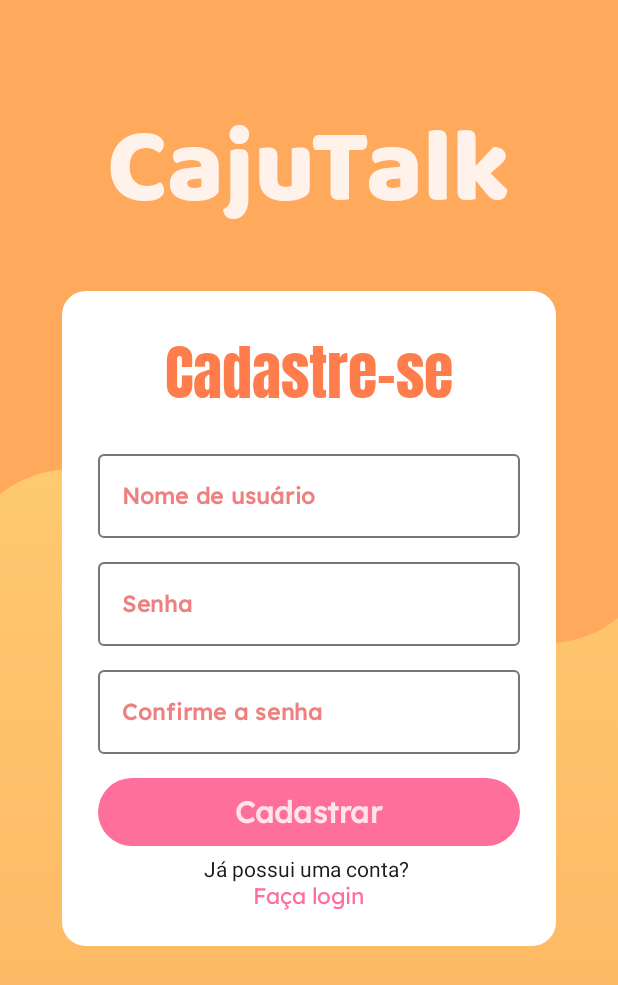
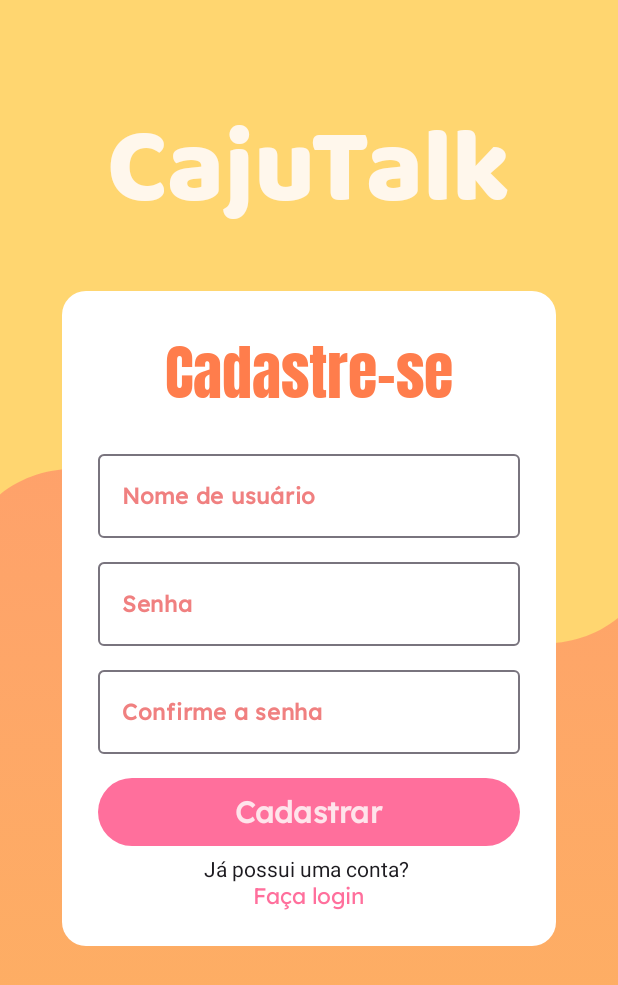
Before and after one commit to JoaoCussolim/CajuTalk, an Android app built with Jetpack Compose: the CadastroScreen screen opened through its navigation route, on a phone screen of 412 x 824 dp. Shown: the top 985 px of the screen. Run offline under Robolectric (Android 15) with nearby library versions, the phone set to English and light mode, and no system bars.

Commit message:
Cor de onda e cor de fundo
Atualizado as cores para manter maior coerência de acordo com o Figma e melhoria de design

```diff
--- a/app/src/main/java/com/app/cajutalk/MainActivity.kt
+++ b/app/src/main/java/com/app/cajutalk/MainActivity.kt
@@ -77,9 +77,9 @@ fun WaveBackground(color: Color, modifier: Modifier = Modifier) {
 
 @Composable
 fun LoginScreen(navController: NavController) {
-    val topColor = Color(0xFFFFD779)
+    val topColor = Color(0xFFFF9770)
     val bottomColor = Color(0xFFFDB361)
-    val waveColor = Color(0xFFFFA95C)
+    val waveColor = Color(0xFFFFD670)
     val accentColor = Color(0xFFFF6F9C)
     val highlightColor = Color(0xFFFF7D4C)
 
@@ -227,9 +227,9 @@ fun LoginScreen(navController: NavController) {
 
 @Composable
 fun CadastroScreen(navController: NavController) {
-    val topColor = Color(0xFFFFD779)
+    val topColor = Color(0xFFFF9770)
     val bottomColor = Color(0xFFFDB361)
-    val waveColor = Color(0xFFFFA95C)
+    val waveColor = Color(0xFFFFD670)
     val accentColor = Color(0xFFFF6F9C)
     val highlightColor = Color(0xFFFF7D4C)
 
```
